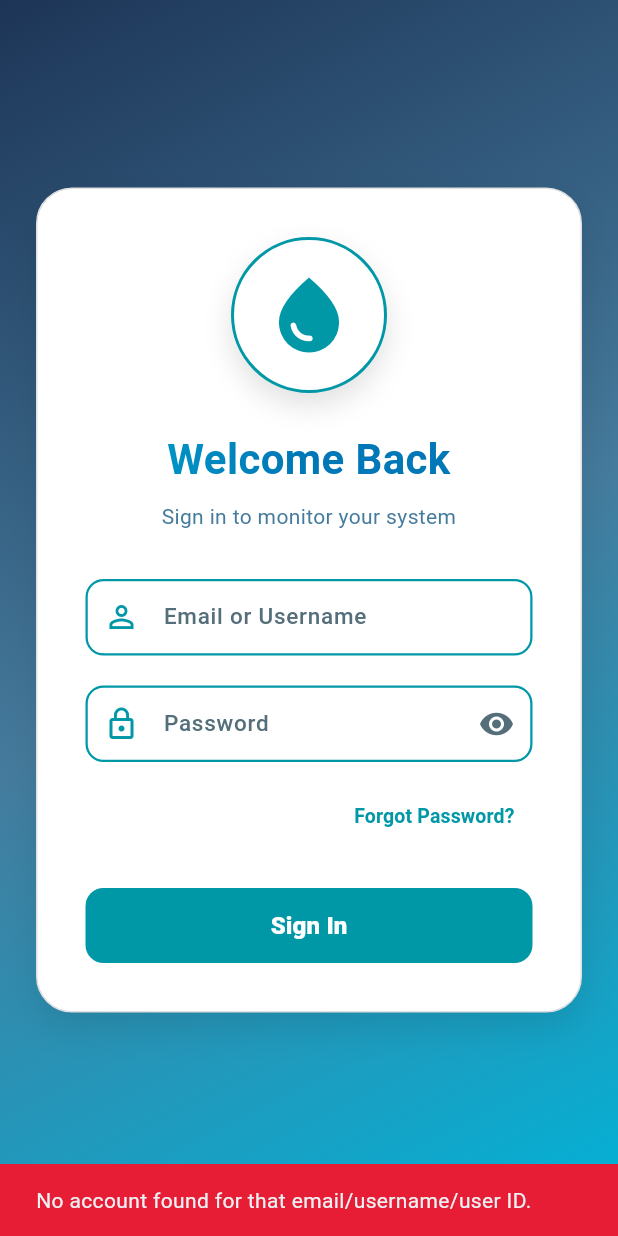
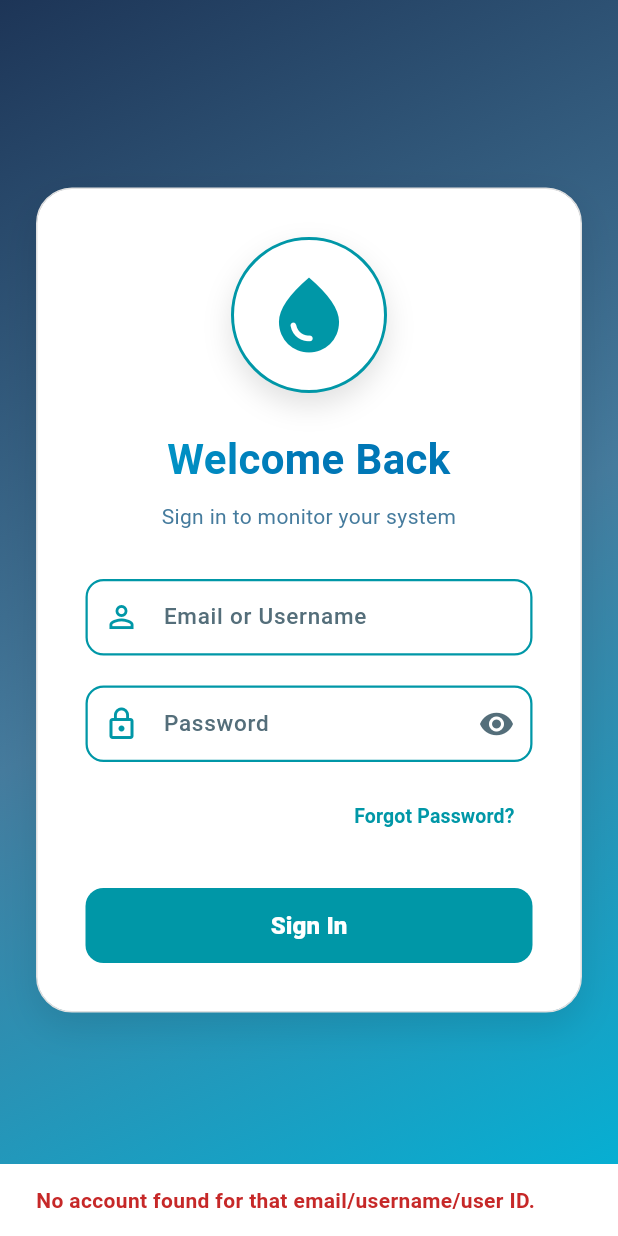
Before and after one commit to just-andrei/smart-aquaponics-web-admin, a Flutter app: the screen it shows after launch, after a tap on "Sign In", on a phone screen of 412 x 824 dp. Run offline on Flutter 3.47's test engine with Material 3 defaults, Android fonts, the phone set to English and light mode, and no system bars; our stand-ins replace cloud_firestore, firebase_auth, firebase_core; accounts and stored records are empty.

Commit message:
initial commit

```diff
--- a/lib/sign_in_page.dart
+++ b/lib/sign_in_page.dart
@@ -21,8 +21,11 @@ class SignInPage extends StatefulWidget {
 }
 
 class _SignInPageState extends State<SignInPage> {
+  final _formKey = GlobalKey<FormState>();
   final _emailController = TextEditingController();
   final _passwordController = TextEditingController();
+  final _emailFocusNode = FocusNode();
+  final _passwordFocusNode = FocusNode();
   bool _isLoading = false;
   bool _isPasswordVisible = false;
 
@@ -30,7 +33,25 @@ class _SignInPageState extends State<SignInPage> {
   void dispose() {
     _emailController.dispose();
     _passwordController.dispose();
+    _emailFocusNode.dispose();
+    _passwordFocusNode.dispose();
     super.dispose();
+  }
+
+  void _showSignInError(String message) {
+    if (!mounted) return;
+    ScaffoldMessenger.of(context).showSnackBar(
+      SnackBar(
+        content: Text(
+          message,
+          style: const TextStyle(
+            color: Color(0xFFC62828),
+            fontWeight: FontWeight.w600,
+          ),
+        ),
+        backgroundColor: Colors.white,
+      ),
+    );
   }
 
   Future<String> _resolveEmailForUsername(String username) async {
@@ -93,32 +114,11 @@ class _SignInPageState extends State<SignInPage> {
         );
       }
     } on FirebaseAuthException catch (e) {
-      if (mounted) {
-        ScaffoldMessenger.of(context).showSnackBar(
-          SnackBar(
-            content: Text(e.message ?? 'Authentication failed'),
-            backgroundColor: AquaponicsColors.statusDanger,
-          ),
-        );
-      }
+      _showSignInError(e.message ?? 'Sign in failed. Please check your credentials and try again.');
     } on FirebaseException catch (e) {
-      if (mounted) {
-        ScaffoldMessenger.of(context).showSnackBar(
-          SnackBar(
-            content: Text(e.message ?? 'A Firebase error occurred'),
-            backgroundColor: AquaponicsColors.statusDanger,
-          ),
-        );
-      }
+      _showSignInError(e.message ?? 'A Firebase error occurred during sign in.');
     } on Object catch (e) {
-      if (mounted) {
-        ScaffoldMessenger.of(context).showSnackBar(
-          SnackBar(
-            content: Text('Sign in failed: $e'),
-            backgroundColor: AquaponicsColors.statusDanger,
-          ),
-        );
-      }
+      _showSignInError('Sign in failed: $e');
     } finally {
       if (mounted) setState(() => _isLoading = false);
     }
@@ -258,17 +258,42 @@ class _SignInPageState extends State<SignInPage> {
                         textAlign: TextAlign.center,
                       ),
                       const SizedBox(height: 32),
-                      _buildTextField(
+                      Form(
+                        key: _formKey,
+                        child: Column(
+                          crossAxisAlignment: CrossAxisAlignment.stretch,
+                          children: [
+                            Semantics(
+                              label: 'Email Input Field',
+                              textField: true,
+                              child: _buildTextField(
                                 controller: _emailController,
                                 hint: 'Email or Username',
                                 icon: Icons.person_outline,
+                                focusNode: _emailFocusNode,
+                                textInputAction: TextInputAction.next,
+                                onFieldSubmitted: (_) {
+                                  FocusScope.of(context).requestFocus(_passwordFocusNode);
+                                },
+                              ),
                             ),
                             const SizedBox(height: 20),
-                      _buildTextField(
+                            Semantics(
+                              label: 'Password Input Field',
+                              textField: true,
+                              child: _buildTextField(
                                 controller: _passwordController,
                                 hint: 'Password',
                                 icon: Icons.lock_outline,
                                 isPassword: true,
+                                focusNode: _passwordFocusNode,
+                                textInputAction: TextInputAction.done,
+                                onFieldSubmitted: (_) {
+                                  if (!_isLoading) {
+                                    _handleAuth();
+                                  }
+                                },
+                              ),
                             ),
                             const SizedBox(height: 12),
                             Align(
@@ -286,7 +311,10 @@ class _SignInPageState extends State<SignInPage> {
                               ),
                             ),
                             const SizedBox(height: 24),
-                      SizedBox(
+                            Semantics(
+                              label: 'Login Button',
+                              button: true,
+                              child: SizedBox(
                                 height: 50,
                                 child: FilledButton(
                                   onPressed: _isLoading ? null : _handleAuth,
@@ -316,6 +344,10 @@ class _SignInPageState extends State<SignInPage> {
                                         ),
                                 ),
                               ),
+                            ),
+                          ],
+                        ),
+                      ),
                     ],
                   ),
                 ),
@@ -332,14 +364,20 @@ class _SignInPageState extends State<SignInPage> {
     required TextEditingController controller,
     required String hint,
     required IconData icon,
+    required FocusNode focusNode,
+    required TextInputAction textInputAction,
+    ValueChanged<String>? onFieldSubmitted,
     bool isPassword = false,
   }) {
     return TextFormField(
       controller: controller,
+      focusNode: focusNode,
       obscureText: isPassword ? !_isPasswordVisible : false,
       enableSuggestions: !isPassword,
       autocorrect: !isPassword,
       keyboardType: isPassword ? TextInputType.visiblePassword : TextInputType.emailAddress,
+      textInputAction: textInputAction,
+      onFieldSubmitted: onFieldSubmitted,
       style: const TextStyle(
         color: Color(0xFF1F2937),
         fontSize: 15,
--- a/lib/support_tickets_view.dart
+++ b/lib/support_tickets_view.dart
@@ -234,7 +234,7 @@ class _SupportTicketsViewState extends State<SupportTicketsView> {
     required String nextTicketId,
   }) {
     return Align(
-      alignment: Alignment.topCenter,
+      alignment: Alignment.topLeft,
       child: SingleChildScrollView(
         padding: const EdgeInsets.fromLTRB(16, 24, 16, 16),
         child: Column(
@@ -351,7 +351,7 @@ class _SupportTicketsViewState extends State<SupportTicketsView> {
         .toList();
 
     return Align(
-      alignment: Alignment.topCenter,
+      alignment: Alignment.topLeft,
       child: SingleChildScrollView(
         padding: const EdgeInsets.fromLTRB(16, 24, 16, 16),
         child: Column(
```
Also changed, not shown: lib/admin_dashboard.dart (+22 -16 lines). Lines whose indentation alone changed are shown as unchanged.
